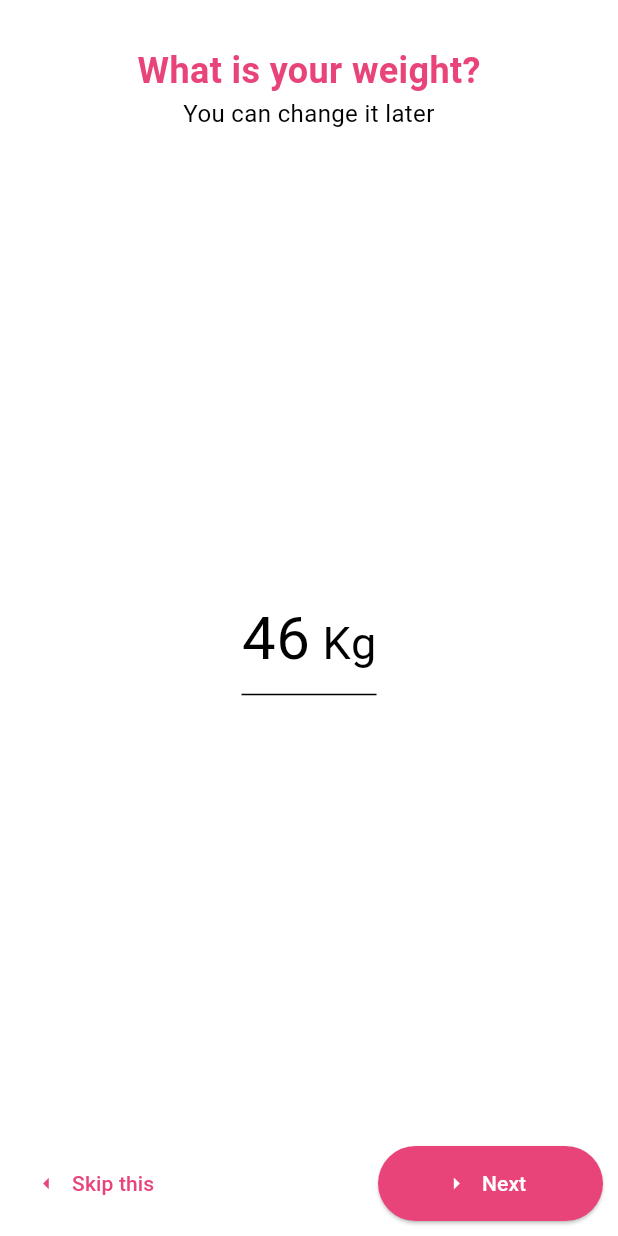
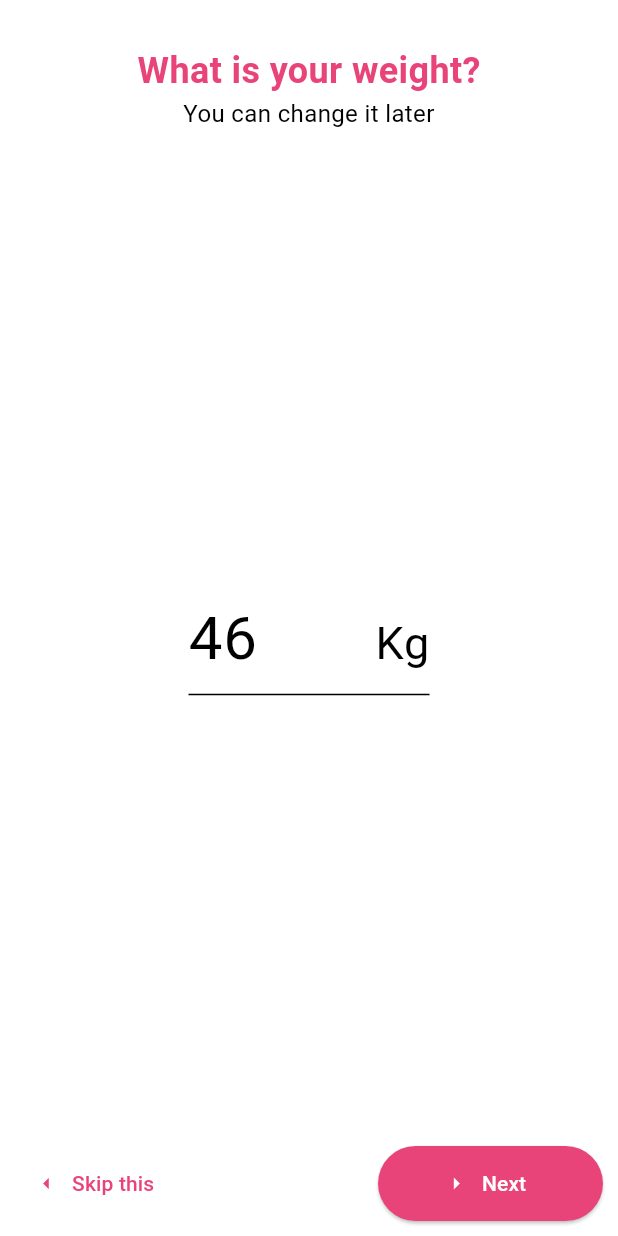
Before and after one commit to CodewithAnn/Fit-Flow, a Flutter app: the WeightPage screen opened by its route, on a phone screen of 412 x 824 dp. Run offline on Flutter 3.47's test engine with Material 3 defaults, Android fonts, the phone set to English and light mode, and no system bars; our stand-ins replace shared_preferences; missing offline and left inert: dart:ffi; accounts and stored records are empty.

Commit message:
fixed bug ccausing and improve UI

```diff
--- a/lib/pages/weight_page.dart
+++ b/lib/pages/weight_page.dart
@@ -44,10 +44,11 @@ class _WeightPageState extends State<WeightPage> {
             const Tagline(tagline: 'You can change it later'),
             const Spacer(),
             SizedBox(
-              width: 90,
+              width: MediaQuery.of(context).size.width * 0.39,
               child: TextFormField(
                 controller: weightController,
                 keyboardType: TextInputType.number,
+                // textAlign: TextAlign.center,
                 style: const TextStyle(
                   fontSize: 40,
                 ),
@@ -75,7 +76,7 @@ class _WeightPageState extends State<WeightPage> {
                       ? null
                       : () {
                           // error cause if yyou don't use .setDouble() and double.parse()
-                          prefs?.setDouble(Constant.prefAge,
+                          prefs?.setDouble(Constant.prefWeight,
                               double.parse(weightController.text));
                           Navigator.pushNamed(context, RouteName.goals);
                         },
```
